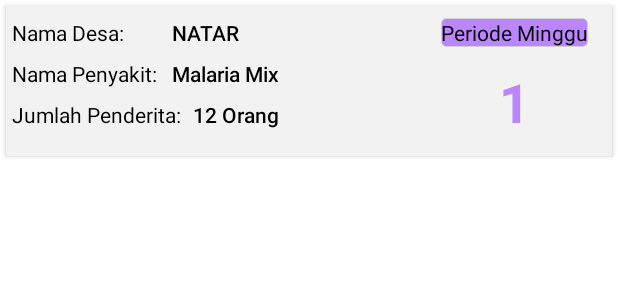
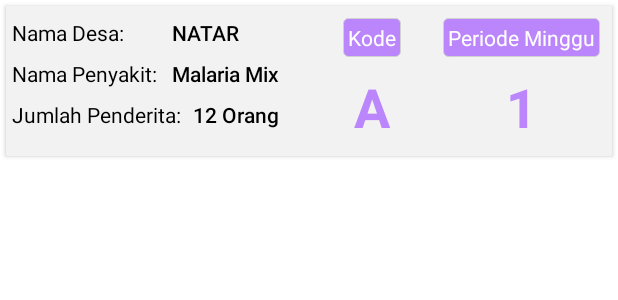
Before and after one commit to rizkysiregar/SKDRApp, an Android app: the layout list_item_tambah_data.xml on its own in the app's theme, with its tools: preview values and no code run, on a phone screen of 412 x 824 dp. Shown: the top 300 px of the screen. Run offline under Robolectric (Android 15) with nearby library versions, the phone set to English and light mode, and no system bars.

Commit message:
create recycler view for recent data

```diff
--- a/app/src/main/java/com/rizkysiregar/skdrapp/add/AddViewModel.kt
+++ b/app/src/main/java/com/rizkysiregar/skdrapp/add/AddViewModel.kt
@@ -7,4 +7,6 @@ import com.rizkysiregar.skdrapp.core.domain.usecase.SkdrUseCase
 class AddViewModel(private val skdrUseCase: SkdrUseCase): ViewModel() {
     fun insertData(skdr: Skdr) =
         skdrUseCase.insertNewData(skdr)
+
+    val getAllData = skdrUseCase.getAllData()
 }
--- a/app/src/main/java/com/rizkysiregar/skdrapp/core/data/room/SkdrDao.kt
+++ b/app/src/main/java/com/rizkysiregar/skdrapp/core/data/room/SkdrDao.kt
@@ -11,7 +11,7 @@ import com.rizkysiregar.skdrapp.core.data.entity.SkdrEntity
 interface SkdrDao {
 
     // query get all data from table
-    @Query("SELECT * FROM skdr")
+    @Query("SELECT * FROM skdr ORDER BY id DESC")
     fun getAllData(): LiveData<List<SkdrEntity>>
 
     // query insert ke db
--- a/app/src/main/res/layout/list_item_tambah_data.xml
+++ b/app/src/main/res/layout/list_item_tambah_data.xml
@@ -14,23 +14,51 @@
         android:background="@color/grey"
         >
 
+
+        <TextView
+            android:id="@+id/label_kode"
+            android:layout_width="wrap_content"
+            android:layout_height="wrap_content"
+            android:layout_marginEnd="28dp"
+            android:background="@drawable/shape_layout_corners_with_color"
+            android:padding="3dp"
+            android:text="@string/kode"
+            android:textColor="@color/white"
+            app:layout_constraintBottom_toBottomOf="@+id/tv_label_periode_minggu"
+            app:layout_constraintEnd_toStartOf="@+id/tv_label_periode_minggu"
+            app:layout_constraintTop_toTopOf="@+id/tv_label_periode_minggu" />
+
         <TextView
             android:id="@+id/tv_label_periode_minggu"
             android:layout_width="wrap_content"
-            android:textColor="@color/black"
+            android:textColor="@color/white"
+            android:padding="3dp"
             android:background="@drawable/shape_layout_corners_with_color"
             android:layout_height="wrap_content"
             android:layout_marginTop="8dp"
-            android:layout_marginEnd="16dp"
+            android:layout_marginEnd="8dp"
             android:text="@string/periode_minggu"
             app:layout_constraintEnd_toEndOf="parent"
             app:layout_constraintTop_toTopOf="parent" />
 
         <TextView
+            android:id="@+id/tv_kode"
+            android:layout_width="wrap_content"
+            android:layout_height="wrap_content"
+            android:textColor="@color/purple_200"
+            android:textStyle="bold"
+            android:textSize="36sp"
+            app:layout_constraintBottom_toBottomOf="parent"
+            app:layout_constraintEnd_toEndOf="@+id/label_kode"
+            app:layout_constraintStart_toStartOf="@+id/label_kode"
+            app:layout_constraintTop_toBottomOf="@+id/label_kode"
+            tools:text="A" />
+
+        <TextView
             android:id="@+id/tv_periode_minggu"
             android:layout_width="wrap_content"
             android:layout_height="wrap_content"
-            android:text="@string/number_minggu"
+            tools:text="1"
             android:textStyle="bold"
             android:textColor="@color/purple_200"
             android:textSize="36sp"
@@ -76,7 +104,7 @@
 
 
         <TextView
-            android:id="@+id/tb_add_nama_penyakit"
+            android:id="@+id/tv_add_nama_penyakit"
             android:layout_width="wrap_content"
             android:layout_height="wrap_content"
             android:text="@string/malaria_mix"
@@ -100,6 +128,7 @@
 
 
         <TextView
+            android:id="@+id/tv_jumlah_penderita"
             android:layout_width="wrap_content"
             android:layout_height="wrap_content"
             android:text="12 Orang"
--- a/app/src/main/res/values/strings.xml
+++ b/app/src/main/res/values/strings.xml
@@ -21,6 +21,7 @@
     <string name="malaria_mix">Malaria Mix</string>
     <string name="periode_minggu">Periode Minggu</string>
     <string name="number_minggu">1</string>
+    <string name="kode">Kode</string>
 
     <string-array name="desa_array">
         <item>Natar</item>
```
Also changed, not shown: app/src/main/java/com/rizkysiregar/skdrapp/add/AddDataActivity.kt (+14 -2 lines), app/src/main/java/com/rizkysiregar/skdrapp/core/ui/SkdrAdapter.kt (added, +48 -0 lines).
